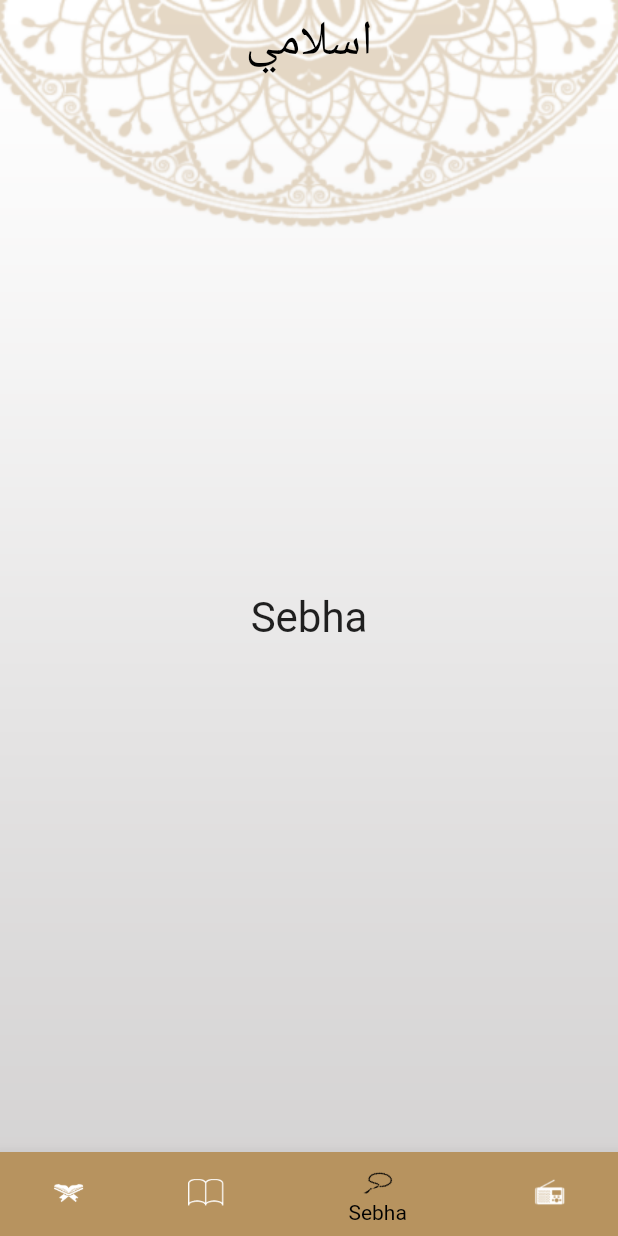
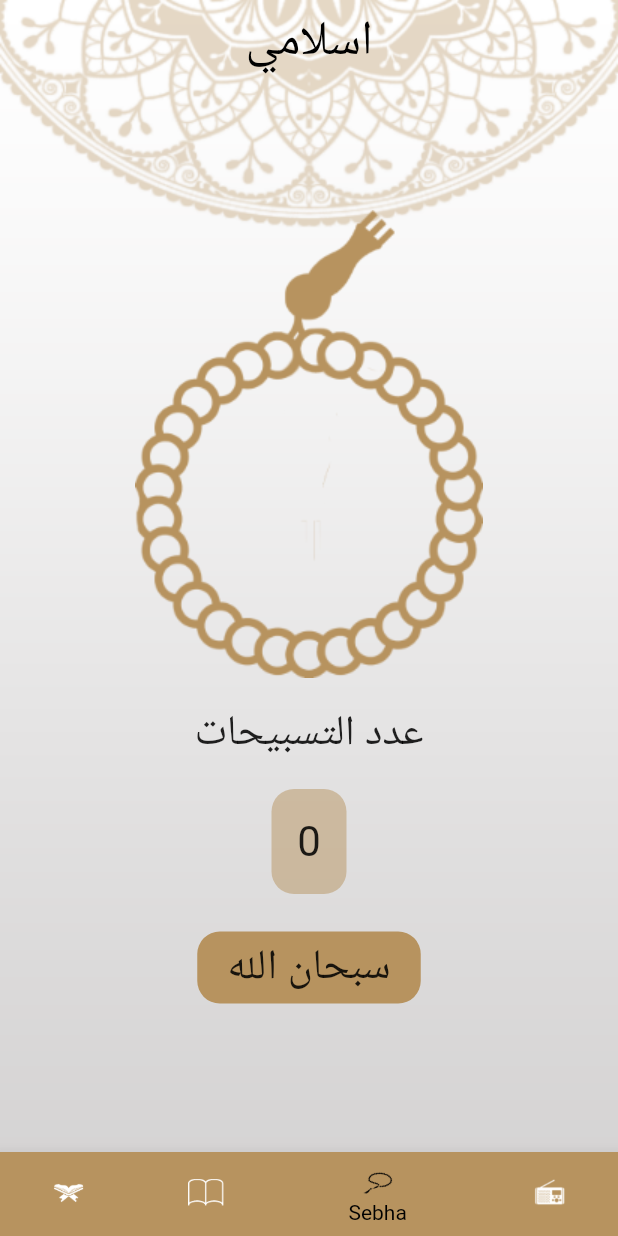
Before and after one commit to emadhanna565/Islamy-App, a Flutter app: the screen it shows after launch, item 3 of the bottom bar chosen, on a phone screen of 412 x 824 dp. Run offline on Flutter 3.47's test engine with Material 2 defaults, Android fonts, the phone set to English and light mode, and no system bars.

Commit message:
create sebha tab make counter for sebha

```diff
--- /dev/null
+++ b/lib/const.dart
@@ -0,0 +1 @@
+int counter = 0;
--- a/lib/ui/home/sebha/sebha_tabs.dart
+++ b/lib/ui/home/sebha/sebha_tabs.dart
@@ -1,12 +1,68 @@
+// ignore_for_file: prefer_const_constructors
+
 import 'package:flutter/material.dart';
+import 'package:islamy/const.dart';
 
-class SebhaScreen extends StatelessWidget {
-  const SebhaScreen({Key? key}) : super(key: key);
+class SebhaScreen extends StatefulWidget {
+  SebhaScreen({Key? key}) : super(key: key);
 
   @override
+  State<SebhaScreen> createState() => _SebhaScreenState();
+}
+
+class _SebhaScreenState extends State<SebhaScreen> {
+  @override
   Widget build(BuildContext context) {
-    return Container(
-      child: Center(child: Text('Sebha')),
+    return Center(
+      child: Column(
+        mainAxisAlignment: MainAxisAlignment.center,
+        children: [
+          Image.asset('assets/images/sebha_image.png'),
+          SizedBox(
+            height: 10,
+          ),
+          Padding(
+            padding: EdgeInsets.all(8.0),
+            child: Text('عدد التسبيحات'),
+          ),
+          SizedBox(
+            height: 10,
+          ),
+          Container(
+            decoration: BoxDecoration(
+                color: Theme.of(context).primaryColor.withOpacity(0.5),
+                borderRadius: BorderRadius.circular(15)),
+            alignment: Alignment.center,
+            height: 70,
+            width: 50,
+            child: Text(
+              '$counter',
+            ),
+          ),
+          SizedBox(
+            height: 10,
+          ),
+          InkWell(
+            onTap: () {
+              incrementCounter();
+            },
+            child: Container(
+              margin: EdgeInsets.all(15),
+              decoration: BoxDecoration(
+                color: Theme.of(context).primaryColor,
+                borderRadius: BorderRadius.circular(15),
+              ),
+              padding: EdgeInsets.symmetric(vertical: 5, horizontal: 20),
+              child: Text('سبحان الله'),
+            ),
+          )
+        ],
+      ),
     );
   }
+
+  void incrementCounter() {
+    counter++;
+    setState(() {});
+  }
 }
```
Also changed, not shown: assets/images/sebha_image.png (added).
